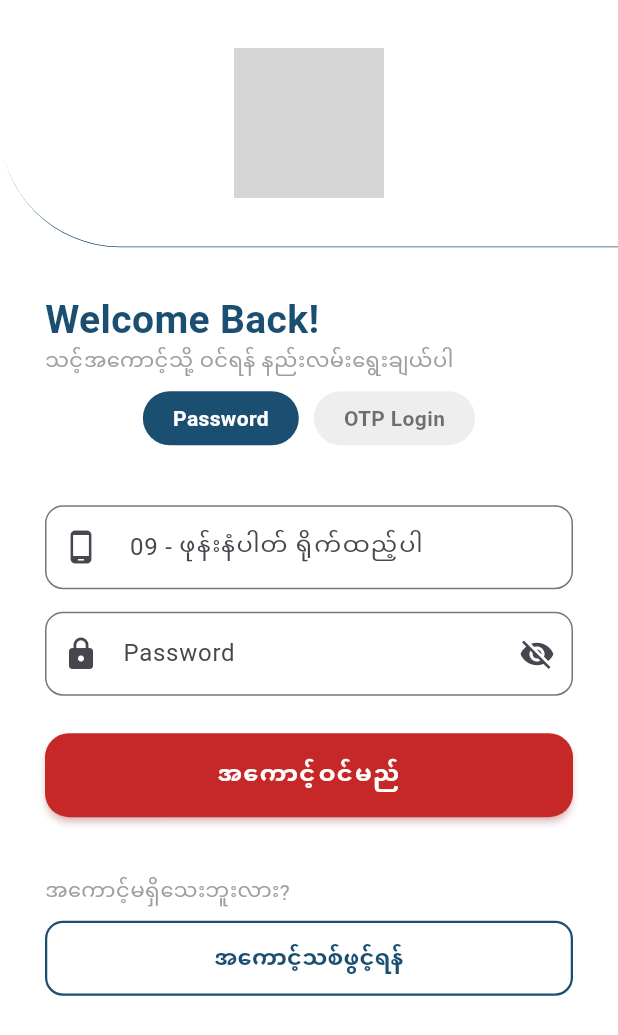
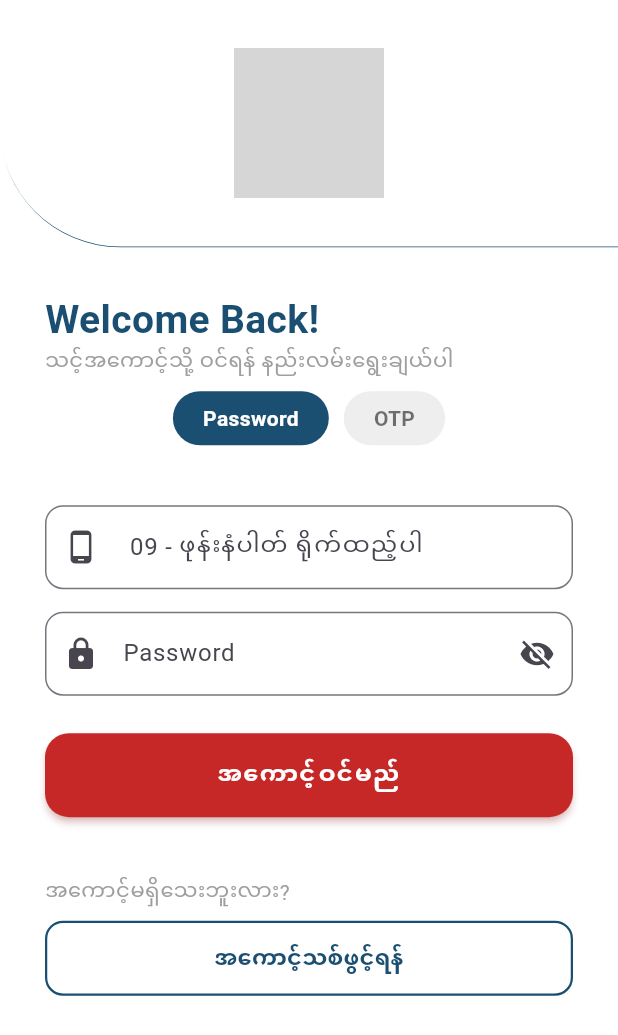
Before and after one commit to koarkar-ga/msloyalty, a Flutter app: the screen it shows after launch, on a phone screen of 412 x 824 dp. Shown: the top 1035 px of the screen. Run offline on Flutter 3.47's test engine with Material 3 defaults, Android fonts, the phone set to English and light mode, and no system bars; our stand-ins replace device_info_plus, image_picker, qr_flutter, shared_preferences, supabase_flutter; missing offline and left inert: carousel_slider_plus, mobile_scanner; accounts and stored records are empty; network calls fail; grey boxes are pictures that could not be loaded.

Commit message:
Fix Someerror

```diff
--- a/lib/Screens/login_screen.dart
+++ b/lib/Screens/login_screen.dart
@@ -188,11 +188,12 @@ class _LoginScreenState extends State<LoginScreen> {
         _showSnackBar("OTP ပို့ပြီးပါပြီ (ID: $_lastRequestId)");
       } else {
         _showSnackBar("OTP ပို့ရန် အဆင်မပြေပါ။");
+        setState(() => _isOtpSent = false);
       }
     } else {
       // အကောင့်မရှိသေးလျှင် Signup Page သို့ ဖုန်းနံပါတ်ပါးပြီး လွှတ်လိုက်မယ်
       _showSnackBar("အကောင့်မရှိသေးသည့်အတွက် အကောင့်အရင်ဖွင့်ပေးပါ");
-      _isOtpSent = false;
+      setState(() => _isOtpSent = false);
     }
   }
 
@@ -376,7 +377,7 @@ class _LoginScreenState extends State<LoginScreen> {
                         setState(() => _isPasswordMode = true);
                       }),
                       const SizedBox(width: 10),
-                      buildLoginTypeTab("OTP Login", !_isPasswordMode, () {
+                      buildLoginTypeTab("OTP", !_isPasswordMode, () {
                         setState(() => _isPasswordMode = false);
                       }),
                     ],
@@ -391,6 +392,7 @@ class _LoginScreenState extends State<LoginScreen> {
                       TextField(
                         controller: _phoneController,
                         enabled: !_isOtpSent, // ပို့ပြီးရင် ပြင်လို့မရအောင် ပိတ်ထားမယ်
+                        keyboardType: TextInputType.phone,
                         decoration: InputDecoration(
                           labelText: " 09 - ဖုန်းနံပါတ် ရိုက်ထည့်ပါ",
                           prefixIcon: const Icon(Icons.phone_android),
```
